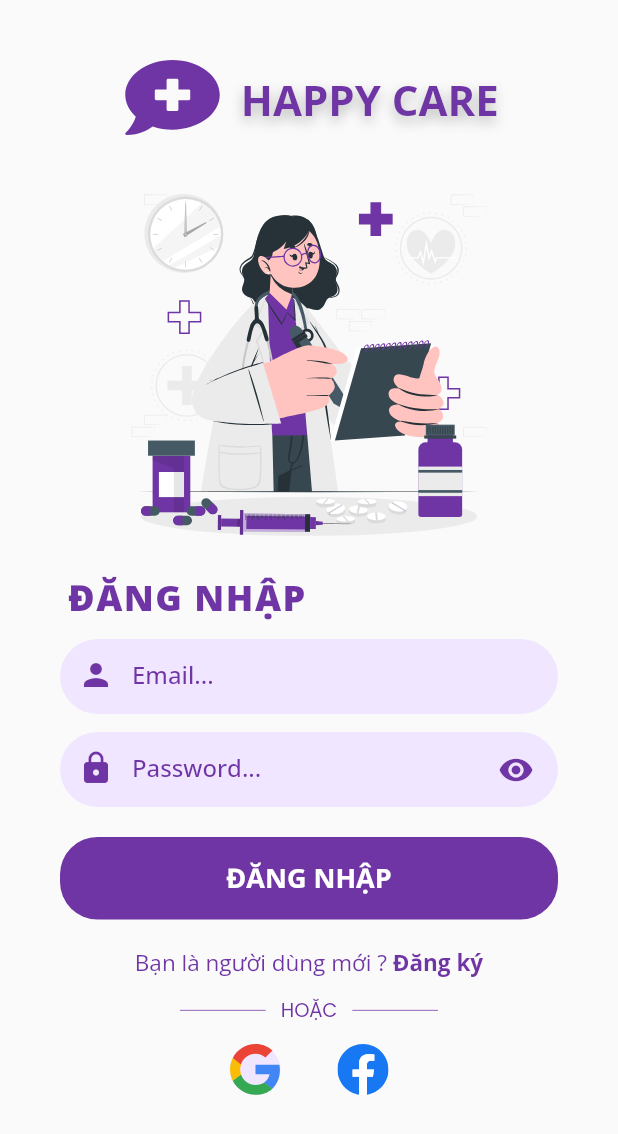
After one commit to dungngminh/happy-care-mobile, a Flutter app: the SignInScreen screen opened by its route, on a phone screen of 412 x 824 dp. The commit adds this screen. Shown: the top 1134 px of the screen. Run offline on Flutter 3.47's test engine with Material 2 defaults, Android fonts, the phone set to English and light mode, and no system bars; our stand-ins replace flutter_svg, get, google_fonts; missing offline and left inert: onboarding.

Commit message:
create sign in ui + controller + binding

```diff
--- a/analysis_options.yaml
+++ b/analysis_options.yaml
@@ -23,7 +23,7 @@ linter:
   # producing the lint.
   rules:
     prefer_const_constructors: false
-    # avoid_print: false  # Uncomment to disable the `avoid_print` rule
+    avoid_print: false # Uncomment to disable the `avoid_print` rule
     # prefer_single_quotes: true  # Uncomment to enable the `prefer_single_quotes` rule
 # Additional information about this file can be found at
 # https://dart.dev/guides/language/analysis-options
--- a/lib/modules/onboarding/onboarding.dart
+++ b/lib/modules/onboarding/onboarding.dart
@@ -1,7 +1,9 @@
 import 'package:flutter/material.dart';
+import 'package:get/get.dart';
 import 'package:google_fonts/google_fonts.dart';
 import 'package:happy_care/core/themes/colors.dart';
-import 'package:happy_care/widgets/onboarding_custom.dart';
+import 'package:happy_care/modules/onboarding/widget/onboarding_custom.dart';
+import 'package:happy_care/routes/app_pages.dart';
 import 'package:onboarding/onboarding.dart';
 
 class OnboardingScreen extends StatelessWidget {
@@ -53,21 +55,13 @@ class OnboardingScreen extends StatelessWidget {
         proceedButtonColor: kMainColor,
         proceedpButtonText: Text(
           "Đăng nhập",
-          style: GoogleFonts.poppins(
+          style: GoogleFonts.openSans(
             color: Colors.white,
-            fontSize: 15,
+            fontSize: 16,
             letterSpacing: 1.0,
           ),
         ),
-        proceedButtonRoute: (context) {
-          return Navigator.pushAndRemoveUntil(
-            context,
-            MaterialPageRoute(
-              builder: (context) => Container(),
-            ),
-            (route) => false,
-          );
-        },
+        proceedButtonRoute: (context) => Get.offAndToNamed(AppRoutes.rSignIn),
       ),
       isSkippable: false,
       pages: onboardingPagesList,
--- a/lib/widgets/onboarding_custom.dart
+++ b/lib/modules/onboarding/widget/onboarding_custom.dart
@@ -35,11 +35,11 @@ class OnboardingCustom extends StatelessWidget {
                     child: SvgPicture.asset("assets/logos/happy_care.svg"),
                   ),
                   SizedBox(
-                    width: 15,
+                    width: 10,
                   ),
                   Text(
                     "Happy Care".toUpperCase(),
-                    style: GoogleFonts.poppins(
+                    style: GoogleFonts.openSans(
                       color: kMainColor,
                       fontSize: 26,
                       fontWeight: FontWeight.bold,
@@ -64,10 +64,10 @@ class OnboardingCustom extends StatelessWidget {
           Text(
             title,
             textAlign: TextAlign.center,
-            style: GoogleFonts.poppins(
+            style: GoogleFonts.openSans(
               color: kMainColor,
               fontSize: 24,
-              fontWeight: FontWeight.w600,
+              fontWeight: FontWeight.w700,
             ),
           ),
           SizedBox(
@@ -75,7 +75,7 @@ class OnboardingCustom extends StatelessWidget {
           ),
           Text(
             description,
-            style: GoogleFonts.poppins(
+            style: GoogleFonts.openSans(
               fontSize: 15,
             ),
             textAlign: TextAlign.center,
--- /dev/null
+++ b/lib/modules/sign_in/sign_in.dart
@@ -0,0 +1,278 @@
+import 'package:flutter/material.dart';
+import 'package:flutter_svg/flutter_svg.dart';
+import 'package:get/get.dart';
+import 'package:google_fonts/google_fonts.dart';
+import 'package:happy_care/core/themes/colors.dart';
+import 'package:happy_care/modules/sign_in/sign_in_controller.dart';
+
+class SignInScreen extends StatelessWidget {
+  SignInScreen({Key? key}) : super(key: key);
+
+  final SignInController controller = Get.put(SignInController());
+
+  @override
+  Widget build(BuildContext context) {
+    return Scaffold(
+      // resizeToAvoidBottomInset: false,
+      body: Padding(
+        padding: const EdgeInsets.only(top: 35, left: 40, right: 40),
+        child: SingleChildScrollView(
+          child: Column(
+            children: [
+              Row(
+                mainAxisAlignment: MainAxisAlignment.center,
+                children: [
+                  Padding(
+                    padding: const EdgeInsets.only(top: 5.0),
+                    child: SvgPicture.asset("assets/logos/happy_care.svg"),
+                  ),
+                  SizedBox(
+                    width: 10,
+                  ),
+                  Text(
+                    "Happy Care".toUpperCase(),
+                    //TODO: spacing of title
+                    style: GoogleFonts.openSans(
+                      color: kMainColor,
+                      fontSize: 28,
+                      fontWeight: FontWeight.bold,
+                      shadows: [
+                        Shadow(
+                          offset: Offset(0, 4.0),
+                          blurRadius: 10.0,
+                          color: Colors.black.withOpacity(0.25),
+                        ),
+                      ],
+                    ),
+                  ),
+                ],
+              ),
+              SizedBox(
+                height: 283,
+                width: 317,
+                child: SvgPicture.asset("assets/images/Medicine-cuate.svg"),
+              ),
+              Row(
+                children: [
+                  SizedBox(
+                    width: 5,
+                  ),
+                  Text(
+                    "Đăng nhập".toUpperCase(),
+                    style: GoogleFonts.openSans(
+                      fontSize: 24,
+                      color: kMainColor,
+                      fontWeight: FontWeight.w800,
+                      letterSpacing: 1,
+                    ),
+                  ),
+                ],
+              ),
+              SizedBox(
+                height: 12,
+              ),
+              Container(
+                height: 50,
+                width: double.infinity,
+                decoration: BoxDecoration(
+                  borderRadius: BorderRadius.circular(25),
+                  color: kSecondColor,
+                ),
+                child: TextFormField(
+                  style: GoogleFonts.openSans(
+                    color: kMainColor,
+                    fontWeight: FontWeight.w600,
+                    textBaseline: TextBaseline.alphabetic,
+                  ),
+                  textAlignVertical: TextAlignVertical.center,
+                  decoration: InputDecoration(
+                    fillColor: kMainColor,
+                    prefixIcon: Icon(
+                      Icons.person,
+                      color: kMainColor,
+                    ),
+                    hintText: 'Email...',
+                    contentPadding: const EdgeInsets.only(right: 40),
+                    border: InputBorder.none,
+                    hintStyle: GoogleFonts.openSans(
+                      color: kMainColor,
+                      fontWeight: FontWeight.w500,
+                      textBaseline: TextBaseline.alphabetic,
+                    ),
+                  ),
+                ),
+              ),
+              SizedBox(
+                height: 12,
+              ),
+              Container(
+                height: 50,
+                width: double.infinity,
+                decoration: BoxDecoration(
+                  borderRadius: BorderRadius.circular(25),
+                  color: kSecondColor,
+                ),
+                child: Stack(
+                  children: [
+                    Obx(() => TextFormField(
+                          style: GoogleFonts.openSans(
+                            color: kMainColor,
+                            fontWeight: FontWeight.w600,
+                            textBaseline: TextBaseline.alphabetic,
+                          ),
+                          textAlignVertical: TextAlignVertical.center,
+                          obscureText: controller.isHidePassword,
+                          decoration: InputDecoration(
+                            fillColor: kMainColor,
+                            prefixIcon: Icon(
+                              Icons.lock,
+                              color: kMainColor,
+                            ),
+                            hintText: 'Password...',
+                            contentPadding: const EdgeInsets.only(right: 40),
+                            border: InputBorder.none,
+                            hintStyle: GoogleFonts.openSans(
+                              color: kMainColor,
+                              fontWeight: FontWeight.w500,
+                              textBaseline: TextBaseline.alphabetic,
+                            ),
+                          ),
+                        )),
+                    GestureDetector(
+                      onTap: () {
+                        print("password hide on off");
+                        controller.turnOnOffHiddenPassword();
+                      },
+                      child: Align(
+                        alignment: Alignment.centerRight,
+                        child: Padding(
+                          padding: const EdgeInsets.only(right: 16.0),
+                          child: Obx(() => Icon(
+                                controller.isHidePassword
+                                    ? Icons.visibility
+                                    : Icons.visibility_off,
+                                color: kMainColor,
+                              )),
+                        ),
+                      ),
+                    ),
+                  ],
+                ),
+              ),
+              SizedBox(
+                height: 20,
+              ),
+              Container(
+                height: 55,
+                width: double.infinity,
+                decoration: BoxDecoration(
+                  color: kMainColor,
+                  borderRadius: BorderRadius.circular(25),
+                ),
+                child: Center(
+                  child: Text(
+                    "Đăng nhập".toUpperCase(),
+                    style: GoogleFonts.openSans(
+                      color: Colors.white,
+                      fontSize: 18,
+                      fontWeight: FontWeight.bold,
+                    ),
+                  ),
+                ),
+              ),
+              SizedBox(height: 18),
+              Row(
+                mainAxisAlignment: MainAxisAlignment.center,
+                children: [
+                  Text(
+                    "Bạn là người dùng mới ?",
+                    style: GoogleFonts.openSans(
+                      color: kMainColor,
+                      fontSize: 15,
+                    ),
+                  ),
+                  GestureDetector(
+                    onTap: () {
+                      print("tap");
+                    },
+                    child: Text(
+                      " Đăng ký",
+                      style: GoogleFonts.openSans(
+                        color: kMainColor,
+                        fontSize: 15,
+                        fontWeight: FontWeight.w700,
+                      ),
+                    ),
+                  ),
+                ],
+              ),
+              SizedBox(
+                height: 13,
+              ),
+              Padding(
+                padding: const EdgeInsets.symmetric(horizontal: 80.0),
+                child: Row(
+                  children: [
+                    Expanded(
+                      child: Divider(
+                        thickness: 0.5,
+                        color: kMainColor,
+                        height: 2,
+                      ),
+                    ),
+                    Padding(
+                      padding: const EdgeInsets.symmetric(horizontal: 10.0),
+                      child: Text(
+                        "Hoặc".toUpperCase(),
+                        style: GoogleFonts.poppins(
+                          color: kMainColor,
+                          fontWeight: FontWeight.w400,
+                          fontSize: 13,
+                        ),
+                      ),
+                    ),
+                    Expanded(
+                      child: Divider(
+                        thickness: 0.5,
+                        color: kMainColor,
+                        height: 2,
+                      ),
+                    ),
+                  ],
+                ),
+              ),
+              SizedBox(height: 10),
+              Padding(
+                padding: const EdgeInsets.symmetric(horizontal: 110.0),
+                child: Row(
+                  children: [
+                    Container(
+                      padding: const EdgeInsets.all(3),
+                      height: 40,
+                      width: 40,
+                      child: CircleAvatar(
+                        backgroundColor: kSecondColor,
+                        child: SvgPicture.asset("assets/logos/google.svg"),
+                      ),
+                    ),
+                    Spacer(),
+                    Container(
+                      padding: const EdgeInsets.all(3),
+                      height: 40,
+                      width: 40,
+                      child: CircleAvatar(
+                        backgroundColor: kSecondColor,
+                        child:
+                            SvgPicture.asset("assets/logos/facebook-logo.svg"),
+                      ),
+                    ),
+                  ],
+                ),
+              )
+            ],
+          ),
+        ),
+      ),
+    );
+  }
+}
--- /dev/null
+++ b/lib/modules/sign_in/sign_in_binding.dart
@@ -0,0 +1,9 @@
+import 'package:get/get.dart';
+import 'package:happy_care/modules/sign_in/sign_in_controller.dart';
+
+class SignInBinding extends Bindings {
+  @override
+  void dependencies() {
+    Get.lazyPut(() => SignInController());
+  }
+}
--- /dev/null
+++ b/lib/modules/sign_in/sign_in_controller.dart
@@ -0,0 +1,14 @@
+import 'package:get/get.dart';
+
+class SignInController extends GetxController {
+  final _isHidePassword = true.obs;
+
+  bool get isHidePassword => _isHidePassword.value;
+
+  SignInController();
+
+  turnOnOffHiddenPassword() {
+    _isHidePassword.value = !_isHidePassword.value;
+    update();
+  }
+}
--- a/lib/routes/app_pages.dart
+++ b/lib/routes/app_pages.dart
@@ -1,9 +1,10 @@
 import 'package:get/get.dart';
 import 'package:happy_care/modules/onboarding/onboarding.dart';
+import 'package:happy_care/modules/sign_in/sign_in.dart';
+import 'package:happy_care/modules/sign_in/sign_in_binding.dart';
 
 part 'app_routes.dart';
 
-// ignore: avoid_classes_with_only_static_members
 class AppPages {
   static const initial = AppRoutes.rOnboarding;
 
@@ -12,10 +13,11 @@ class AppPages {
       name: AppRoutes.rOnboarding,
       page: () => OnboardingScreen(),
     ),
-    // GetPage(
-    //   name: AppRoutes.rSignIn,
-    //   page: () {},
-    // ),
+    GetPage(
+      name: AppRoutes.rSignIn,
+      binding: SignInBinding(),
+      page: () => SignInScreen(),
+    ),
     // GetPage(
     //   name: AppRoutes.rSignUp,
     //   page: () {},
--- a/pubspec.yaml
+++ b/pubspec.yaml
@@ -37,6 +37,7 @@ dependencies:
   onboarding: ^2.1.0
   google_fonts: ^2.1.0
   flutter_svg: ^0.22.0
+  font_awesome_flutter: ^9.1.0
 
 dev_dependencies:
   flutter_test:
```
Also changed, not shown: pubspec.lock.
